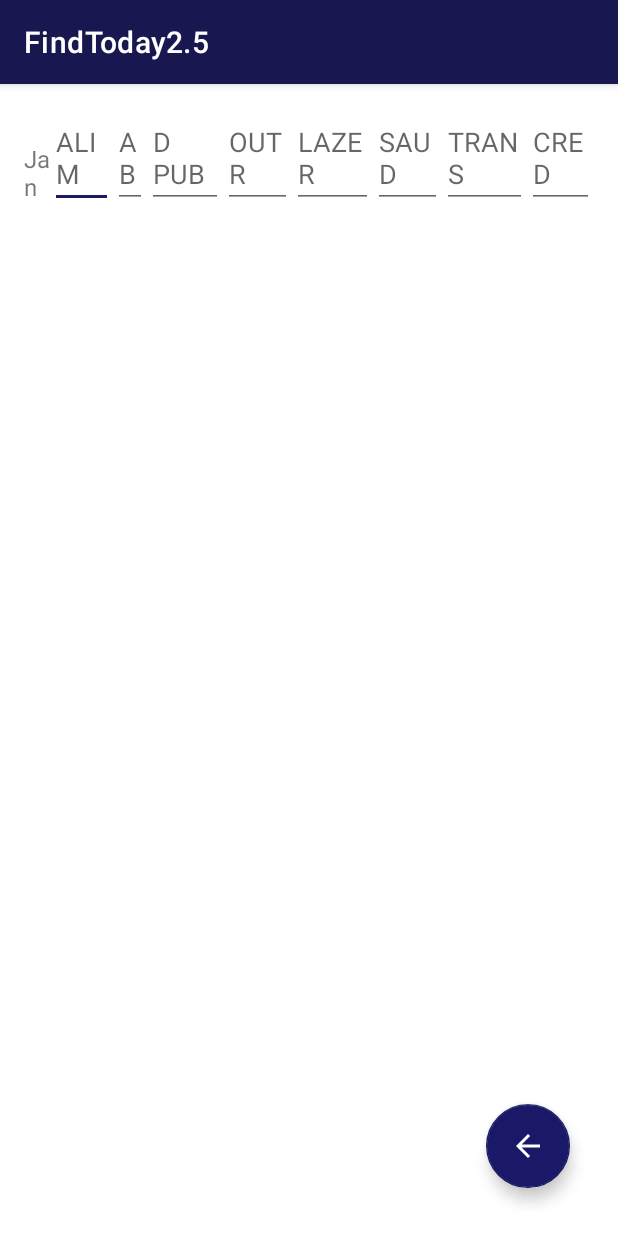
After one commit to NicoVitoriano001/FindToday, an Android app: the ResumoDespActivity screen opened directly, with no data from a screen before it, on a phone screen of 412 x 824 dp. The commit adds this screen. Run offline under Robolectric (Android 15) with nearby library versions, the phone set to English and light mode, and no system bars.

Commit message:
Criei class ResumoDespActivity, activity_resumo_desp.xml e importei icones

```diff
--- a/app/src/main/AndroidManifest.xml
+++ b/app/src/main/AndroidManifest.xml
@@ -13,6 +13,7 @@
         <activity android:name=".BuscarFinActivity"></activity>
         <activity android:name=".ResultadoActivity"></activity>
         <activity android:name=".NewFinActivity"></activity>
+        <activity android:name=".ResumoDespActivity"></activity>
         <activity android:name=".MainActivity">
             <intent-filter>
                 <action android:name="android.intent.action.MAIN" />
--- a/app/src/main/java/com/gtappdevelopers/findtoday/BuscarFinActivity.java
+++ b/app/src/main/java/com/gtappdevelopers/findtoday/BuscarFinActivity.java
@@ -27,7 +27,7 @@ public class BuscarFinActivity extends AppCompatActivity {
     public static final String EXTRA_DURATION_BUSCA = "com.gtappdevelopers.gfgroomdatabase.EXTRA_DURATION_BUSCA";
     private Dao dao;
     private EditText valorDespEdtBusca, tipoDespEdtBusca, fontDespEdtBusca, despDescrEdtBusca, dataDespEdtBusca;
-    private Button FinBtnBusca;
+    private Button FinBtnSaveBusca;
     private FinRVAdapter adapter; // Adaptador para RecyclerView
     private RecyclerView idRVRetorno; // Adicione esta linha
 
@@ -43,9 +43,9 @@ public class BuscarFinActivity extends AppCompatActivity {
         fontDespEdtBusca = findViewById(R.id.idEdtFontDespBuscar);
         despDescrEdtBusca = findViewById(R.id.idEdtDespDescrBuscar);
         dataDespEdtBusca = findViewById(R.id.idEdtDataDespBuscar);
-        FinBtnBusca = findViewById(R.id.idBtnBuscarDesp);
+        FinBtnSaveBusca = findViewById(R.id.idBtnBuscarDesp);
 
-        FinBtnBusca.setOnClickListener(new View.OnClickListener() {
+        FinBtnSaveBusca.setOnClickListener(new View.OnClickListener() {
             @Override
             public void onClick(View v) {
                 String valorDesp = valorDespEdtBusca.getText().toString();
--- /dev/null
+++ b/app/src/main/java/com/gtappdevelopers/findtoday/ResumoDespActivity.java
@@ -0,0 +1,25 @@
+package com.gtappdevelopers.findtoday;
+
+import android.content.Intent;
+import android.os.Bundle;
+import android.view.View;
+import androidx.appcompat.app.AppCompatActivity;
+import com.google.android.material.floatingactionbutton.FloatingActionButton;
+
+public class ResumoDespActivity extends AppCompatActivity {
+
+    @Override
+    protected void onCreate(Bundle savedInstanceState) {
+        super.onCreate(savedInstanceState);
+        setContentView(R.layout.activity_resumo_desp);
+
+        FloatingActionButton fabReturn = findViewById(R.id.idFABreturn);
+        fabReturn.setOnClickListener(new View.OnClickListener() {
+            @Override
+            public void onClick(View v) {
+                Intent intent = new Intent(ResumoDespActivity.this, MainActivity.class);
+                startActivity(intent);
+            }
+        });
+    }
+}
--- a/app/src/main/res/layout/activity_main.xml
+++ b/app/src/main/res/layout/activity_main.xml
@@ -25,7 +25,6 @@
         android:src="@android:drawable/ic_input_add"
         app:tint="@color/white" />
 
-    <!--fab to add new courses-->
     <com.google.android.material.floatingactionbutton.FloatingActionButton
         android:id="@+id/idFABAdd2"
         android:layout_width="wrap_content"
@@ -36,7 +35,7 @@
         android:layout_marginTop="18dp"
         android:layout_marginEnd="308dp"
         android:layout_marginBottom="18dp"
-        android:src="@drawable/ic_search_icon"
+        android:src="@drawable/ic_search"
         app:tint="@color/white" />
 
 </RelativeLayout>
--- a/app/src/main/res/layout/activity_new_fin.xml
+++ b/app/src/main/res/layout/activity_new_fin.xml
@@ -69,12 +69,12 @@
         android:textAllCaps="false" />
 
     <Button
-        android:id="@+id/idBtnConsultarDesp"
+        android:id="@+id/idBtnConsultarResumo"
         android:layout_width="match_parent"
         android:layout_height="wrap_content"
         android:layout_margin="10dp"
         android:padding="5dp"
-        android:text="Consultar Registro"
+        android:text="Consultar Resumo"
         android:textAllCaps="false" />
 
 
--- /dev/null
+++ b/app/src/main/res/layout/activity_resumo_desp.xml
@@ -0,0 +1,91 @@
+<?xml version="1.0" encoding="utf-8"?>
+<RelativeLayout xmlns:android="http://schemas.android.com/apk/res/android"
+    xmlns:app="http://schemas.android.com/apk/res-auto"
+    android:layout_width="match_parent"
+    android:layout_height="match_parent"
+    android:orientation="vertical"
+    android:padding="16dp">
+
+    <!-- Janeiro -->
+    <LinearLayout
+        android:layout_width="match_parent"
+        android:layout_height="wrap_content"
+        android:orientation="horizontal">
+
+        <TextView
+            android:layout_width="wrap_content"
+            android:layout_height="wrap_content"
+            android:text="Jan"
+            android:layout_weight="1"
+            android:textSize="16sp"/>
+
+        <EditText
+            android:id="@+id/editTextJanAlim"
+            android:layout_width="wrap_content"
+            android:layout_height="wrap_content"
+            android:layout_weight="1"
+            android:hint="ALIM"/>
+
+        <EditText
+            android:id="@+id/editTextJanAlimAb"
+            android:layout_width="wrap_content"
+            android:layout_height="wrap_content"
+            android:layout_weight="1"
+            android:hint="AB"/>
+
+        <EditText
+            android:id="@+id/editTextJanAlimDpub"
+            android:layout_width="wrap_content"
+            android:layout_height="wrap_content"
+            android:layout_weight="1"
+            android:hint="D PUB"/>
+
+        <EditText
+            android:id="@+id/editTextJanOutr"
+            android:layout_width="wrap_content"
+            android:layout_height="wrap_content"
+            android:layout_weight="1"
+            android:hint="OUTR"/>
+
+        <EditText
+            android:id="@+id/editTextJanLazer"
+            android:layout_width="wrap_content"
+            android:layout_height="wrap_content"
+            android:layout_weight="1"
+            android:hint="LAZER"/>
+
+        <EditText
+            android:id="@+id/editTextJanSaud"
+            android:layout_width="wrap_content"
+            android:layout_height="wrap_content"
+            android:layout_weight="1"
+            android:hint="SAUD"/>
+
+        <EditText
+            android:id="@+id/editTextJanTrans"
+            android:layout_width="wrap_content"
+            android:layout_height="wrap_content"
+            android:layout_weight="1"
+            android:hint="TRANS"/>
+
+        <EditText
+            android:id="@+id/editTextJanCred"
+            android:layout_width="wrap_content"
+            android:layout_height="wrap_content"
+            android:layout_weight="1"
+            android:hint="CRED"/>
+
+        <!-- Adicione mais EditTexts para os outros meses -->
+    </LinearLayout>
+
+    <com.google.android.material.floatingactionbutton.FloatingActionButton
+        android:id="@+id/idFABreturn"
+        android:layout_width="wrap_content"
+        android:layout_height="wrap_content"
+        android:layout_alignParentEnd="true"
+        android:layout_alignParentBottom="true"
+        android:layout_margin="16dp"
+        app:srcCompat="@drawable/abc_vector_test"
+        app:tint="@color/white" />
+
+</RelativeLayout>
```
Also changed, not shown: app/src/main/java/com/gtappdevelopers/findtoday/NewFinActivity.java (+19 -4 lines), app/src/main/java/com/gtappdevelopers/findtoday/ResultadoActivity.java (+27 -5 lines), app/src/main/res/drawable/ic_home.xml (added, +25 -0 lines), app/src/main/res/drawable/ic_menu.xml (added, +25 -0 lines), app/src/main/res/drawable/ic_search.xml (added, +21 -0 lines), app/src/main/res/layout/activity_result_consult_rv.xml (renamed from app/src/main/res/layout/activity_retorno_rv.xml, +14 -1 lines).
